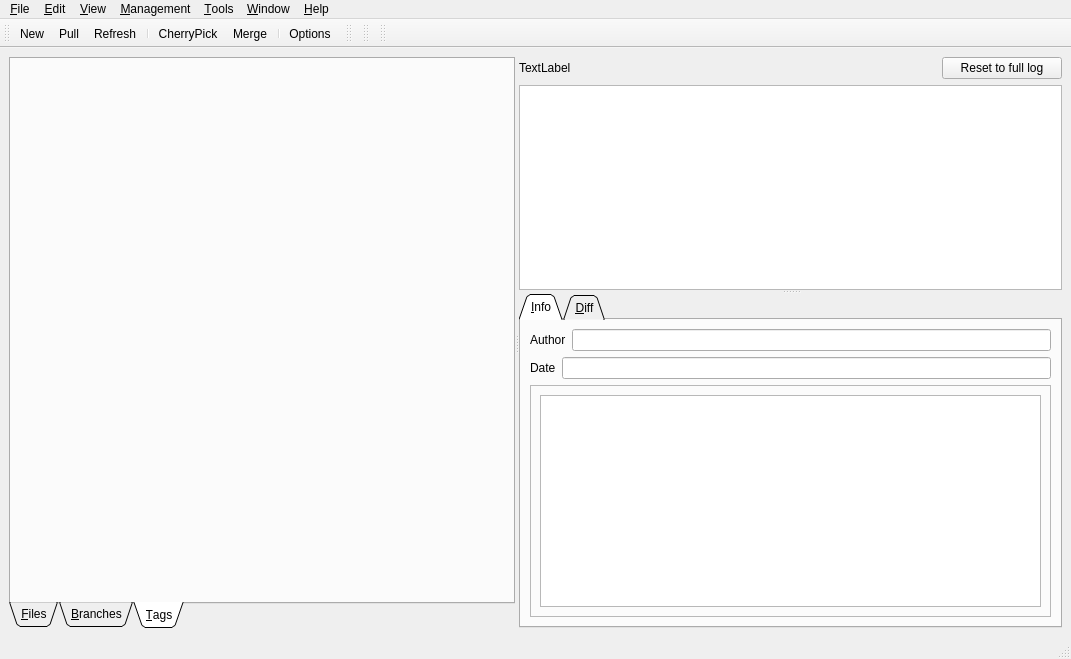
Before: the Qt Designer form ui/mainwindow.ui in bainonline/teamgit, drawn with Qt 5.
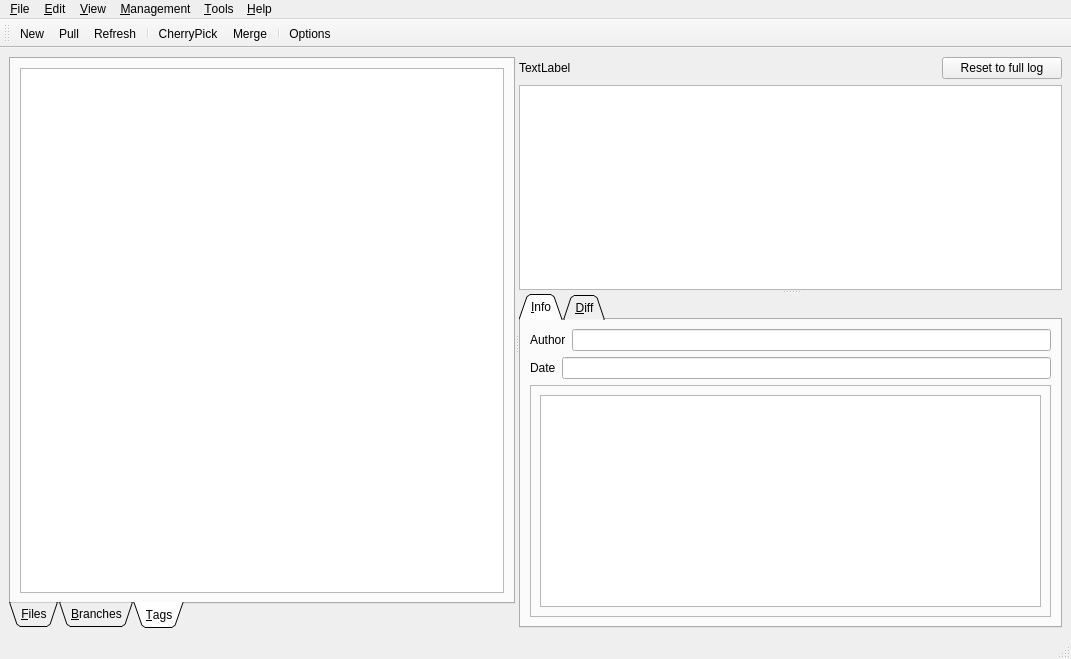
After: the same form once the commit is applied. The open tabs and pages were chosen to show the change. Icons and pictures are not drawn.

Commit message: Cleaned up ui added icons and some tree views

What changed in the file:
```diff
--- a/ui/mainwindow.ui
+++ b/ui/mainwindow.ui
@@ -98,6 +98,11 @@
         <attribute name="title" >
          <string>&amp;Tags</string>
         </attribute>
+        <layout class="QVBoxLayout" name="verticalLayout_3" >
+         <item>
+          <widget class="QTreeView" name="tagsView" />
+         </item>
+        </layout>
        </widget>
       </widget>
       <widget class="QSplitter" name="horizontalSplitter1" >
@@ -334,11 +339,6 @@
     <addaction name="action_New" />
     <addaction name="action_Pull" />
    </widget>
-   <widget class="QMenu" name="menu_Window" >
-    <property name="title" >
-     <string>&amp;Window</string>
-    </property>
-   </widget>
    <widget class="QMenu" name="menu_Help" >
     <property name="title" >
      <string>&amp;Help</string>
@@ -349,7 +349,6 @@
    <addaction name="menu_View" />
    <addaction name="menu_Connection" />
    <addaction name="menu_Tools" />
-   <addaction name="menu_Window" />
    <addaction name="menu_Help" />
   </widget>
   <widget class="QStatusBar" name="statusbar" >
@@ -367,7 +366,7 @@
     <rect>
      <x>0</x>
      <y>27</y>
-     <width>353</width>
+     <width>1071</width>
      <height>30</height>
     </rect>
    </property>
@@ -389,63 +388,6 @@
    <addaction name="separator" />
    <addaction name="action_Options" />
   </widget>
-  <widget class="QToolBar" name="toolBar_2" >
-   <property name="geometry" >
-    <rect>
-     <x>353</x>
-     <y>27</y>
-     <width>10</width>
-     <height>30</height>
-    </rect>
-   </property>
-   <property name="windowTitle" >
-    <string>toolBar_2</string>
-   </property>
-   <attribute name="toolBarArea" >
-    <enum>TopToolBarArea</enum>
-   </attribute>
-   <attribute name="toolBarBreak" >
-    <bool>false</bool>
-   </attribute>
-  </widget>
-  <widget class="QToolBar" name="toolBar_3" >
-   <property name="geometry" >
-    <rect>
-     <x>363</x>
-     <y>27</y>
-     <width>10</width>
-     <height>30</height>
-    </rect>
-   </property>
-   <property name="windowTitle" >
-    <string>toolBar_3</string>
-   </property>
-   <attribute name="toolBarArea" >
-    <enum>TopToolBarArea</enum>
-   </attribute>
-   <attribute name="toolBarBreak" >
-    <bool>false</bool>
-   </attribute>
-  </widget>
-  <widget class="QToolBar" name="toolBar_4" >
-   <property name="geometry" >
-    <rect>
-     <x>373</x>
-     <y>27</y>
-     <width>698</width>
-     <height>30</height>
-    </rect>
-   </property>
-   <property name="windowTitle" >
-    <string>toolBar_4</string>
-   </property>
-   <attribute name="toolBarArea" >
-    <enum>TopToolBarArea</enum>
-   </attribute>
-   <attribute name="toolBarBreak" >
-    <bool>false</bool>
-   </attribute>
-  </widget>
   <action name="action_New" >
    <property name="text" >
     <string>&amp;New</string>
```
Left out of the diff: 53 changed lines with no effect on the pictures.
